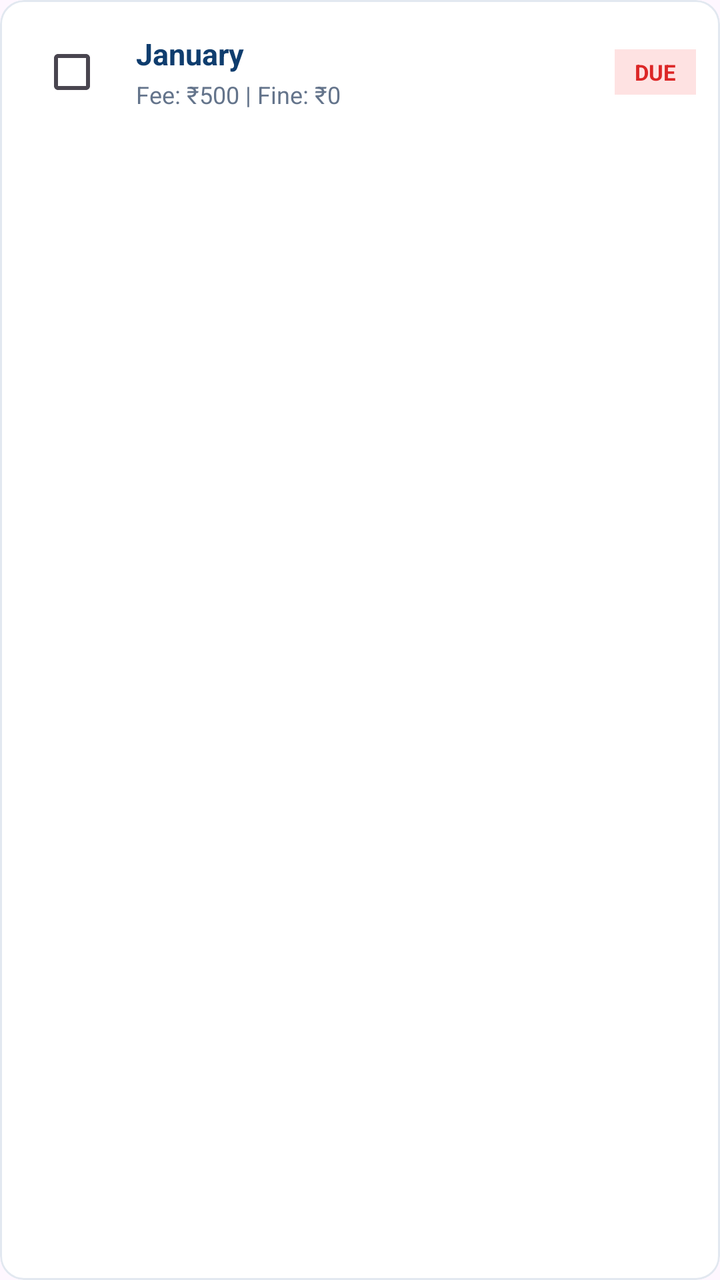
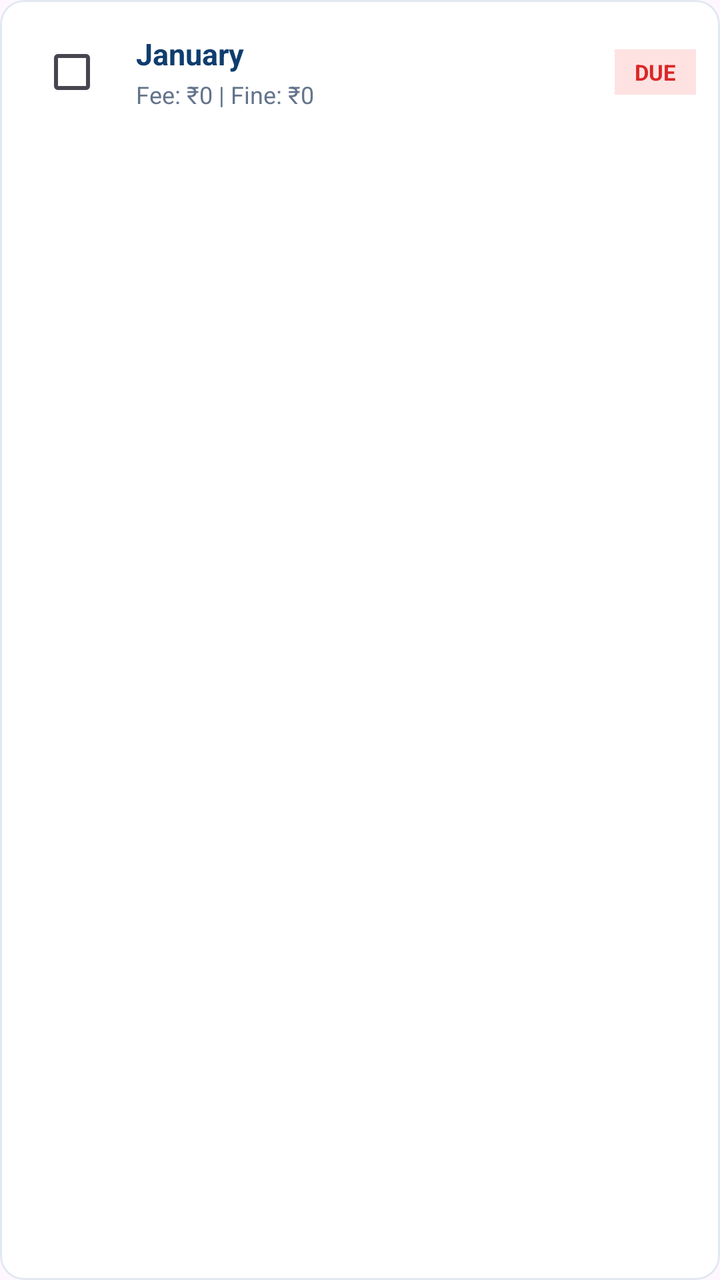

The first picture is an Android layout as it rendered before a commit; the second is the same layout after the commit. The layout source and the unified diff follow.
<!-- AndroidManifest.xml: application theme Theme.SchoolManager -->
<!-- res/layout/item_month_fee.xml -->
<?xml version="1.0" encoding="utf-8"?>
<com.google.android.material.card.MaterialCardView 
    xmlns:android="http://schemas.android.com/apk/res/android"
    xmlns:app="http://schemas.android.com/apk/res-auto"
    android:id="@+id/cardMonth"
    android:layout_width="match_parent"
    android:layout_height="wrap_content"
    android:layout_marginHorizontal="8dp"
    android:layout_marginVertical="4dp"
    app:cardCornerRadius="12dp"
    app:cardElevation="0dp"
    app:strokeWidth="1dp"
    app:strokeColor="#E2E8F0"
    app:cardBackgroundColor="@android:color/white">

    <LinearLayout
        android:layout_width="match_parent"
        android:layout_height="wrap_content"
        android:gravity="center_vertical"
        android:orientation="horizontal"
        android:padding="12dp">

        <com.google.android.material.checkbox.MaterialCheckBox
            android:id="@+id/cbSelectMonth"
            android:layout_width="wrap_content"
            android:layout_height="wrap_content" />

        <LinearLayout
            android:layout_width="0dp"
            android:layout_height="wrap_content"
            android:layout_weight="1"
            android:layout_marginStart="8dp"
            android:orientation="vertical">

            <TextView
                android:id="@+id/tvMonthName"
                android:layout_width="wrap_content"
                android:layout_height="wrap_content"
                android:text="January"
                android:textColor="#0F3D6E"
                android:textSize="15sp"
                android:textStyle="bold" />

            <TextView
                android:id="@+id/tvFeeBreakdown"
                android:layout_width="wrap_content"
                android:layout_height="wrap_content"
                android:layout_marginTop="2dp"
                android:text="Fee: ₹500 | Fine: ₹0"
                android:textColor="#64748B"
                android:textSize="12sp" />
        </LinearLayout>

        
        <TextView
            android:id="@+id/tvStatusBadge"
            android:layout_width="wrap_content"
            android:layout_height="wrap_content"
            android:paddingHorizontal="10dp"
            android:paddingVertical="4dp"
            android:text="DUE"
            android:textSize="11sp"
            android:textStyle="bold"
            android:textColor="#DC2626"
            android:background="#FEE2E2" />

    </LinearLayout>
</com.google.android.material.card.MaterialCardView>
<!-- resources referenced by this layout -->
<resources>
  <style name="Theme.SchoolManager" parent="Theme.Material3.DayNight.NoActionBar">
          <item name="colorPrimary">#0F3D6E</item>
          <item name="colorOnPrimary">#FFFFFF</item>
          <item name="colorSecondary">#D97706</item>
          <item name="android:statusBarColor">#0F3D6E</item>
          <item name="android:windowLightStatusBar">false</item>
      </style>
</resources>

<!-- the commit's change to res/layout/item_month_fee.xml (unified diff, before → after) -->
@@ -1,14 +1,13 @@
 <?xml version="1.0" encoding="utf-8"?>
-<com.google.android.material.card.MaterialCardView 
+<com.google.android.material.card.MaterialCardView
     xmlns:android="http://schemas.android.com/apk/res/android"
     xmlns:app="http://schemas.android.com/apk/res-auto"
     android:id="@+id/cardMonth"
     android:layout_width="match_parent"
     android:layout_height="wrap_content"
-    android:layout_marginHorizontal="8dp"
+    android:layout_marginHorizontal="6dp"
     android:layout_marginVertical="4dp"
     app:cardCornerRadius="12dp"
-    app:cardElevation="0dp"
     app:strokeWidth="1dp"
     app:strokeColor="#E2E8F0"
     app:cardBackgroundColor="@android:color/white">
@@ -46,12 +45,11 @@
                 android:layout_width="wrap_content"
                 android:layout_height="wrap_content"
                 android:layout_marginTop="2dp"
-                android:text="Fee: ₹500 | Fine: ₹0"
+                android:text="Fee: ₹0 | Fine: ₹0"
                 android:textColor="#64748B"
                 android:textSize="12sp" />
         </LinearLayout>
 
-        
         <TextView
             android:id="@+id/tvStatusBadge"
             android:layout_width="wrap_content"
